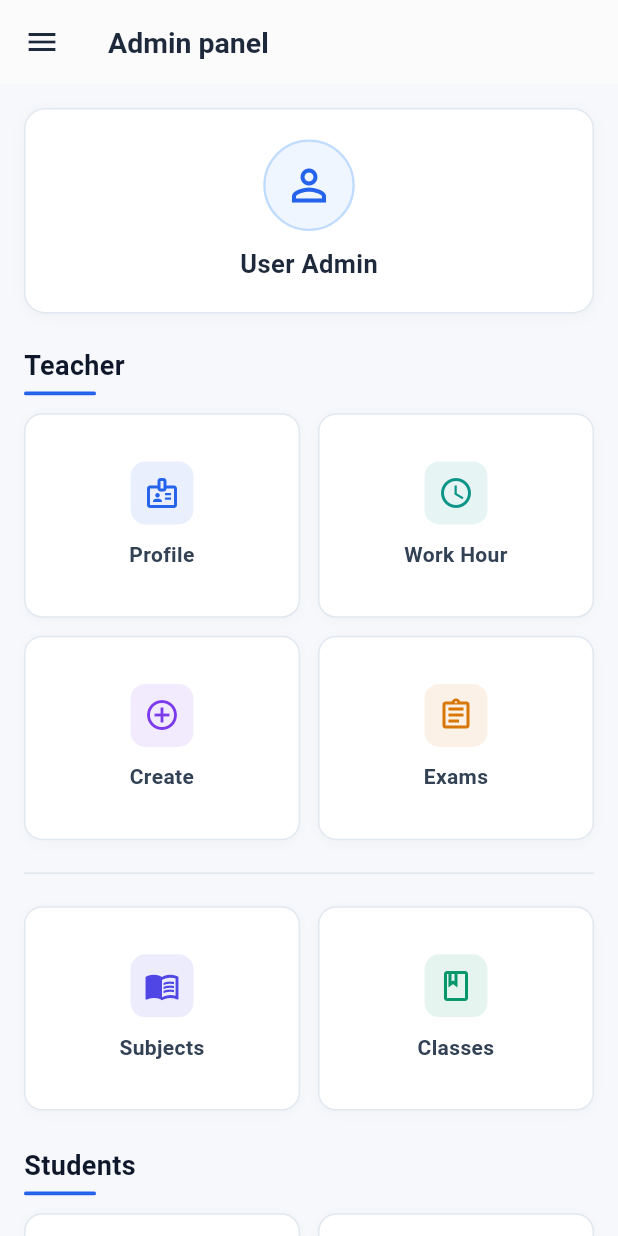
After one commit to antonykj623/momsonteaching_app, a Flutter app: the AdminPanelScreen screen opened directly, on a phone screen of 412 x 824 dp. The commit adds this screen. Run offline on Flutter 3.47's test engine with Material 3 defaults, Android fonts, the phone set to English and light mode, and no system bars.

Commit message:
commited by antony

```diff
--- /dev/null
+++ b/lib/views/adminpanel/admindashboard.dart
@@ -0,0 +1,329 @@
+import 'package:flutter/material.dart';
+
+class AdminPanelScreen extends StatefulWidget {
+  const AdminPanelScreen({super.key});
+
+  @override
+  State<AdminPanelScreen> createState() => _AdminPanelScreenState();
+}
+
+class _AdminPanelScreenState extends State<AdminPanelScreen> {
+  final GlobalKey<ScaffoldState> _scaffoldKey = GlobalKey<ScaffoldState>();
+  String _activeSection = 'Dashboard';
+
+  void _onTileTap(String title) {
+    setState(() {
+      _activeSection = title;
+    });
+
+    ScaffoldMessenger.of(context).showSnackBar(
+      SnackBar(
+        content: Text('Opened $title'),
+        duration: const Duration(milliseconds: 900),
+      ),
+    );
+  }
+
+  @override
+  Widget build(BuildContext context) {
+    return Scaffold(
+      key: _scaffoldKey,
+      backgroundColor: const Color(0xFFF6F8FB),
+      appBar: AppBar(
+        backgroundColor: Colors.white,
+        foregroundColor: const Color(0xFF1E293B),
+        elevation: 0.5,
+        leading: IconButton(
+          icon: const Icon(Icons.menu),
+          onPressed: () => _scaffoldKey.currentState?.openDrawer(),
+        ),
+        title: const Text(
+          'Admin panel',
+          style: TextStyle(
+            fontWeight: FontWeight.w600,
+            fontSize: 19,
+          ),
+        ),
+      ),
+      drawer: Drawer(
+        child: ListView(
+          padding: EdgeInsets.zero,
+          children: [
+            const DrawerHeader(
+              decoration: BoxDecoration(color: Color(0xFF2563EB)),
+              child: Column(
+                crossAxisAlignment: CrossAxisAlignment.start,
+                mainAxisAlignment: MainAxisAlignment.end,
+                children: [
+                  CircleAvatar(
+                    radius: 26,
+                    backgroundColor: Colors.white,
+                    child: Icon(Icons.person, size: 30, color: Color(0xFF2563EB)),
+                  ),
+                  SizedBox(height: 10),
+                  Text(
+                    'User Admin',
+                    style: TextStyle(
+                      color: Colors.white,
+                      fontSize: 18,
+                      fontWeight: FontWeight.w600,
+                    ),
+                  ),
+                ],
+              ),
+            ),
+            ListTile(
+              leading: const Icon(Icons.dashboard_outlined),
+              title: const Text('Dashboard'),
+              onTap: () => Navigator.pop(context),
+            ),
+            ListTile(
+              leading: const Icon(Icons.logout),
+              title: const Text('Logout'),
+              onTap: () => Navigator.pop(context),
+            ),
+          ],
+        ),
+      ),
+      body: SingleChildScrollView(
+        padding: const EdgeInsets.all(16),
+        child: Column(
+          crossAxisAlignment: CrossAxisAlignment.start,
+          children: [
+            // User Admin Banner Card
+            Container(
+              width: double.infinity,
+              padding: const EdgeInsets.symmetric(vertical: 20, horizontal: 16),
+              decoration: BoxDecoration(
+                color: Colors.white,
+                borderRadius: BorderRadius.circular(14),
+                border: Border.all(color: const Color(0xFFE2E8F0)),
+                boxShadow: [
+                  BoxShadow(
+                    color: Colors.black.withOpacity(0.03),
+                    blurRadius: 8,
+                    offset: const Offset(0, 2),
+                  ),
+                ],
+              ),
+              child: Column(
+                children: [
+                  Container(
+                    padding: const EdgeInsets.all(12),
+                    decoration: BoxDecoration(
+                      color: const Color(0xFFEFF6FF),
+                      shape: BoxShape.circle,
+                      border: Border.all(color: const Color(0xFFBFDBFE), width: 1.5),
+                    ),
+                    child: const Icon(
+                      Icons.person_outline,
+                      size: 34,
+                      color: Color(0xFF2563EB),
+                    ),
+                  ),
+                  const SizedBox(height: 10),
+                  const Text(
+                    'User Admin',
+                    style: TextStyle(
+                      fontSize: 17,
+                      fontWeight: FontWeight.w600,
+                      color: Color(0xFF1E293B),
+                    ),
+                  ),
+                ],
+              ),
+            ),
+
+            const SizedBox(height: 22),
+
+            // Teacher Section
+            _buildSectionHeader('Teacher'),
+            const SizedBox(height: 12),
+            _buildTwoColumnGrid([
+              _MenuTileData(
+                label: 'Profile',
+                icon: Icons.badge_outlined,
+                color: const Color(0xFF2563EB),
+              ),
+              _MenuTileData(
+                label: 'Work Hour',
+                icon: Icons.access_time_outlined,
+                color: const Color(0xFF0D9488),
+              ),
+              _MenuTileData(
+                label: 'Create',
+                icon: Icons.add_circle_outline,
+                color: const Color(0xFF7C3AED),
+              ),
+              _MenuTileData(
+                label: 'Exams',
+                icon: Icons.assignment_outlined,
+                color: const Color(0xFFD97706),
+              ),
+            ]),
+
+            const Padding(
+              padding: EdgeInsets.symmetric(vertical: 14),
+              child: Divider(thickness: 1, color: Color(0xFFE2E8F0)),
+            ),
+
+            // Subjects & Classes Row[cite: 1]
+            _buildTwoColumnGrid([
+              _MenuTileData(
+                label: 'Subjects',
+                icon: Icons.menu_book_outlined,
+                color: const Color(0xFF4F46E5),
+              ),
+              _MenuTileData(
+                label: 'Classes',
+                icon: Icons.class_outlined,
+                color: const Color(0xFF059669),
+              ),
+            ]),
+
+            const SizedBox(height: 24),
+
+            // Students Section[cite: 1]
+            _buildSectionHeader('Students'),
+            const SizedBox(height: 12),
+            _buildTwoColumnGrid([
+              _MenuTileData(
+                label: 'Profiles',
+                icon: Icons.people_outline,
+                color: const Color(0xFF2563EB),
+              ),
+              _MenuTileData(
+                label: 'Home Work',
+                icon: Icons.home_work_outlined,
+                color: const Color(0xFFEA580C),
+              ),
+              _MenuTileData(
+                label: 'Exam Results',
+                icon: Icons.bar_chart_outlined,
+                color: const Color(0xFF16A34A),
+              ),
+              _MenuTileData(
+                label: 'Important Note',
+                icon: Icons.sticky_note_2_outlined,
+                color: const Color(0xFFDC2626),
+              ),
+              _MenuTileData(
+                label: 'Attendance',
+                icon: Icons.how_to_reg_outlined,
+                color: const Color(0xFF0891B2),
+              ),
+            ]),
+          ],
+        ),
+      ),
+    );
+  }
+
+  Widget _buildSectionHeader(String title) {
+    return Column(
+      crossAxisAlignment: CrossAxisAlignment.start,
+      children: [
+        Text(
+          title,
+          style: const TextStyle(
+            fontSize: 18,
+            fontWeight: FontWeight.w700,
+            color: Color(0xFF0F172A),
+          ),
+        ),
+        const SizedBox(height: 4),
+        Container(
+          width: 48,
+          height: 2.5,
+          decoration: BoxDecoration(
+            color: const Color(0xFF2563EB),
+            borderRadius: BorderRadius.circular(2),
+          ),
+        ),
+      ],
+    );
+  }
+
+  Widget _buildTwoColumnGrid(List<_MenuTileData> items) {
+    return GridView.builder(
+      shrinkWrap: true,
+      physics: const NeverScrollableScrollPhysics(),
+      itemCount: items.length,
+      gridDelegate: const SliverGridDelegateWithFixedCrossAxisCount(
+        crossAxisCount: 2,
+        crossAxisSpacing: 12,
+        mainAxisSpacing: 12,
+        childAspectRatio: 1.35,
+      ),
+      itemBuilder: (context, index) {
+        final item = items[index];
+        final isSelected = _activeSection == item.label;
+
+        return InkWell(
+          onTap: () => _onTileTap(item.label),
+          borderRadius: BorderRadius.circular(12),
+          child: Container(
+            padding: const EdgeInsets.all(14),
+            decoration: BoxDecoration(
+              color: Colors.white,
+              borderRadius: BorderRadius.circular(12),
+              border: Border.all(
+                color: isSelected
+                    ? item.color
+                    : const Color(0xFFE2E8F0),
+                width: isSelected ? 1.5 : 1,
+              ),
+              boxShadow: [
+                BoxShadow(
+                  color: Colors.black.withOpacity(0.025),
+                  blurRadius: 6,
+                  offset: const Offset(0, 2),
+                ),
+              ],
+            ),
+            child: Column(
+              mainAxisAlignment: MainAxisAlignment.center,
+              children: [
+                Container(
+                  width: 42,
+                  height: 42,
+                  decoration: BoxDecoration(
+                    color: item.color.withOpacity(0.1),
+                    borderRadius: BorderRadius.circular(10),
+                  ),
+                  child: Icon(
+                    item.icon,
+                    color: item.color,
+                    size: 24,
+                  ),
+                ),
+                const SizedBox(height: 10),
+                Text(
+                  item.label,
+                  textAlign: TextAlign.center,
+                  style: const TextStyle(
+                    fontSize: 14,
+                    fontWeight: FontWeight.w600,
+                    color: Color(0xFF334155),
+                  ),
+                ),
+              ],
+            ),
+          ),
+        );
+      },
+    );
+  }
+}
+
+class _MenuTileData {
+  final String label;
+  final IconData icon;
+  final Color color;
+
+  const _MenuTileData({
+    required this.label,
+    required this.icon,
+    required this.color,
+  });
+}
--- a/lib/views/login.dart
+++ b/lib/views/login.dart
@@ -2,6 +2,8 @@ import 'package:flutter/material.dart';
 import 'package:momsonteaching_app/views/parent/parentdashboard.dart';
 import 'package:momsonteaching_app/views/registration.dart';
 import 'package:momsonteaching_app/views/teacher/teacher_dashboard.dart';
+
+import 'adminpanel/admindashboard.dart';
 
 class Login extends StatefulWidget {
   const Login({super.key});
@@ -55,6 +57,16 @@ class _LoginState extends State<Login> {
           context,
           MaterialPageRoute(
             builder: (context) =>  MomsonTeachingScreen(),
+          ),
+        );
+
+      }
+      else if(userType=='Admin'){
+
+        Navigator.push(
+          context,
+          MaterialPageRoute(
+            builder: (context) =>  AdminPanelScreen(),
           ),
         );
 
```
